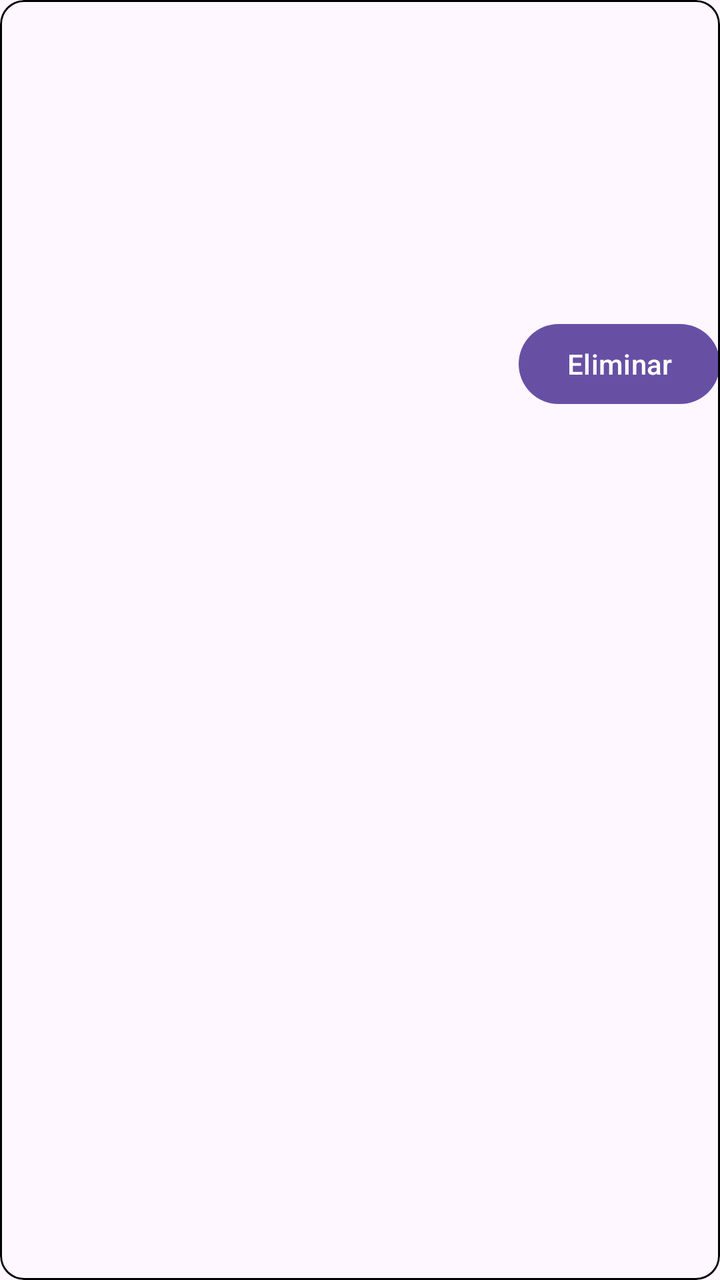
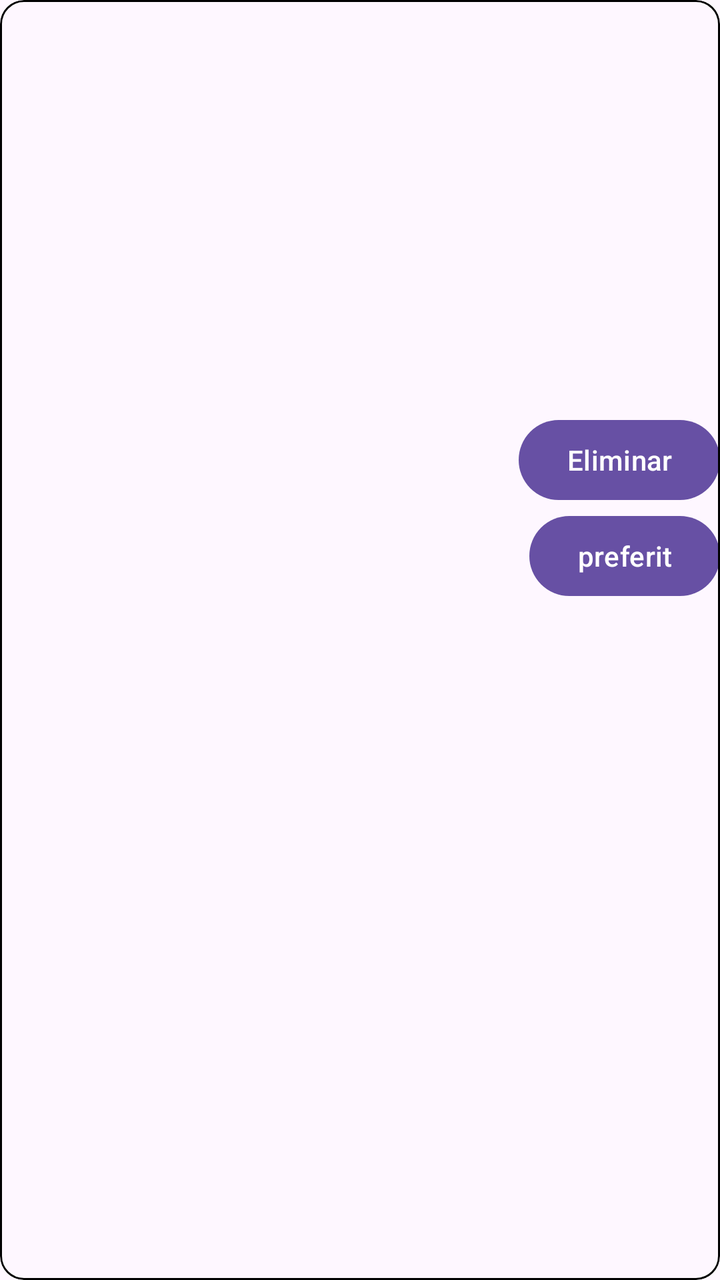

Screens rendered from an Android XML layout before and after an edit, with the pre-edit source and the edit as a unified diff.
<!-- AndroidManifest.xml: application theme Theme.Viatges -->
<!-- res/layout/viatge_item.xml -->
<?xml version="1.0" encoding="utf-8"?>
<com.google.android.material.card.MaterialCardView xmlns:android="http://schemas.android.com/apk/res/android"
    xmlns:app="http://schemas.android.com/apk/res-auto"
    android:layout_width="match_parent"
    android:layout_height="wrap_content"
    android:layout_margin="16dp"
    android:padding="16dp"
    app:strokeColor="@color/black"
    app:strokeWidth="1dp">

    <androidx.constraintlayout.widget.ConstraintLayout
        android:layout_width="match_parent"
        android:layout_height="wrap_content">

        <ImageView
            android:id="@+id/imatge"
            android:layout_width="100dp"
            android:layout_height="100dp"
            android:layout_margin="16dp"
            app:layout_constraintBottom_toBottomOf="parent"
            app:layout_constraintStart_toStartOf="parent"
            app:layout_constraintTop_toTopOf="parent" />

        <TextView
            android:id="@+id/destinacio"
            android:layout_width="0dp"
            android:layout_height="wrap_content"
            android:layout_margin="16dp"
            app:layout_constraintEnd_toEndOf="parent"
            app:layout_constraintStart_toEndOf="@id/imatge"
            app:layout_constraintTop_toTopOf="@id/imatge" />

        <TextView
            android:id="@+id/data_sortida"
            android:layout_width="0dp"
            android:layout_height="wrap_content"
            android:layout_margin="16dp"
            app:layout_constraintEnd_toStartOf="@id/data_tornada"
            app:layout_constraintStart_toEndOf="@id/imatge"
            app:layout_constraintTop_toBottomOf="@id/destinacio" />


        <TextView
            android:id="@+id/data_tornada"
            android:layout_width="0dp"
            android:layout_height="wrap_content"
            android:layout_margin="16dp"
            app:layout_constraintEnd_toEndOf="parent"
            app:layout_constraintStart_toEndOf="@id/data_sortida"
            app:layout_constraintTop_toBottomOf="@id/destinacio" />

        <TextView
            android:id="@+id/preu"
            android:layout_width="50dp"
            android:layout_height="wrap_content"
            android:layout_margin="16dp"
            app:layout_constraintEnd_toEndOf="parent"
            app:layout_constraintTop_toBottomOf="@id/data_tornada" />

        <Button
            android:id="@+id/delete"
            android:layout_width="wrap_content"
            android:layout_height="wrap_content"
            android:text="Eliminar"
            app:layout_constraintEnd_toEndOf="parent"
            app:layout_constraintTop_toBottomOf="@id/preu" />

    </androidx.constraintlayout.widget.ConstraintLayout>

</com.google.android.material.card.MaterialCardView>
<!-- resources referenced by this layout -->
<resources>
  <color name="black">#FF000000</color>
  <style name="Theme.Viatges" parent="Base.Theme.Viatges" />
  <style name="Base.Theme.Viatges" parent="Theme.Material3.DayNight.NoActionBar">
          
          
      </style>
</resources>

<!-- the commit's change to res/layout/viatge_item.xml (unified diff, before → after) -->
@@ -64,6 +64,13 @@
             android:text="Eliminar"
             app:layout_constraintEnd_toEndOf="parent"
             app:layout_constraintTop_toBottomOf="@id/preu" />
+        <Button
+            android:id="@+id/preferit"
+            android:layout_width="wrap_content"
+            android:layout_height="wrap_content"
+            android:text="preferit"
+            app:layout_constraintEnd_toEndOf="parent"
+            app:layout_constraintTop_toBottomOf="@id/delete" />
 
     </androidx.constraintlayout.widget.ConstraintLayout>
 
